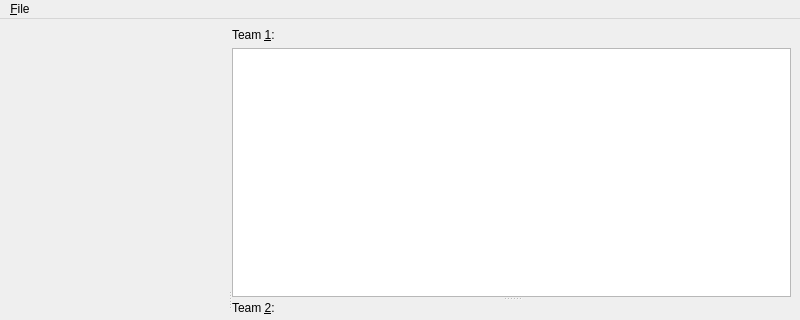
First picture: the form in engine/src/mainwindow.ui, repository Sophie-Williams/TeamPlanets, before the edit; both pictures show x 0 to 800 and y 0 to 320 of the 800 by 600 pixel window.
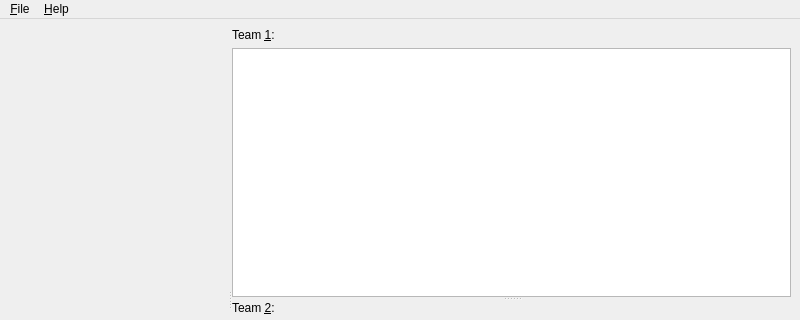
Second picture: the form after the edit. Custom widgets are drawn as their Qt base class.

Commit message: About box was added to TeamPlanetsEngine

Patch:
```diff
--- a/engine/src/mainwindow.ui
+++ b/engine/src/mainwindow.ui
@@ -85,7 +85,14 @@
     <addaction name="separator"/>
     <addaction name="quitAction"/>
    </widget>
+   <widget class="QMenu" name="helpMenu">
+    <property name="title">
+     <string>&amp;Help</string>
+    </property>
+    <addaction name="aboutAction"/>
+   </widget>
    <addaction name="fileMenu"/>
+   <addaction name="helpMenu"/>
   </widget>
   <widget class="QStatusBar" name="statusbar"/>
   <action name="startBattleAction">
```
Left out of the diff: 5 changed lines with no effect on the pictures. The commit also changes 2 other files.
